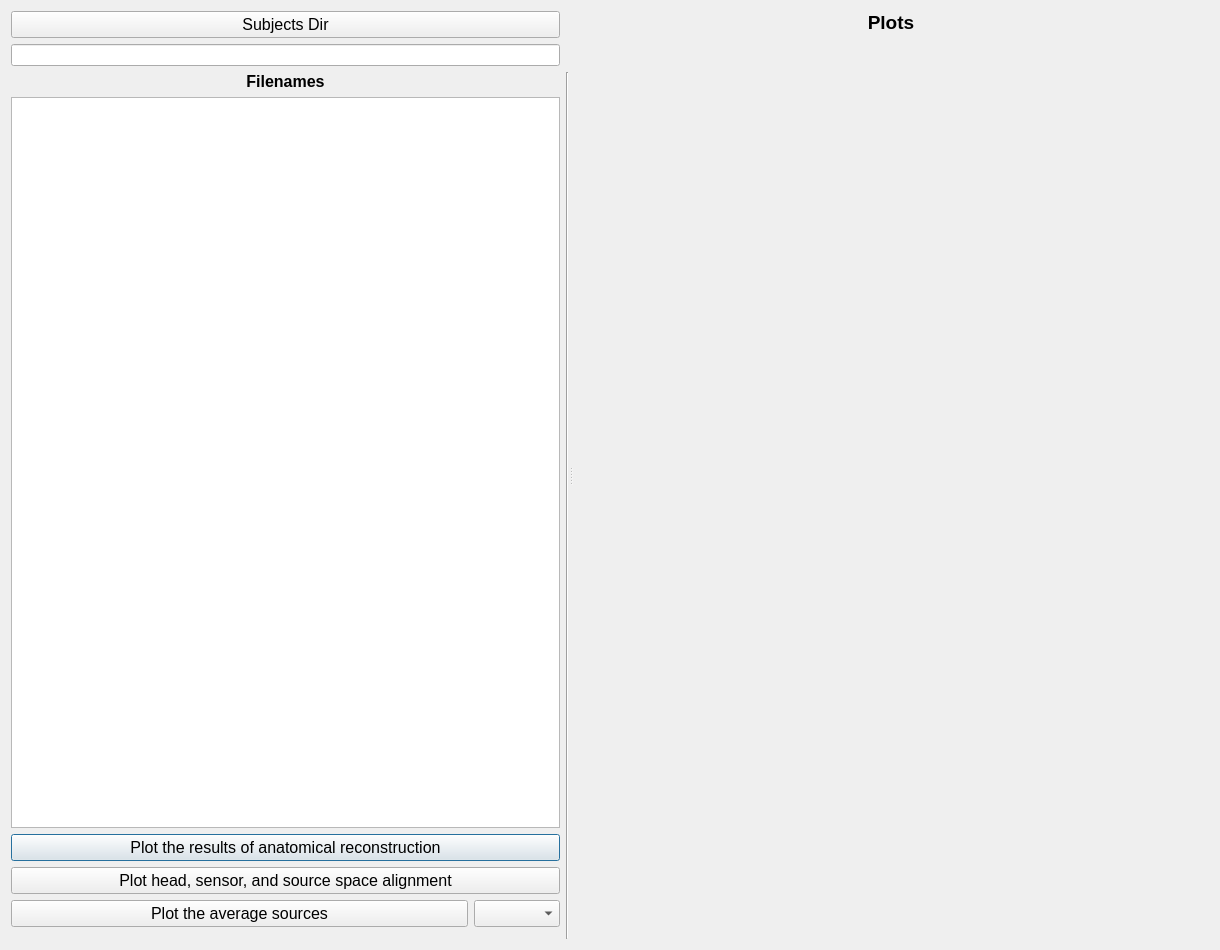
Qt form src/main/resources/base/SourceVisualizationWindow.ui (eeg-comet/eeg-comet) before a commit.
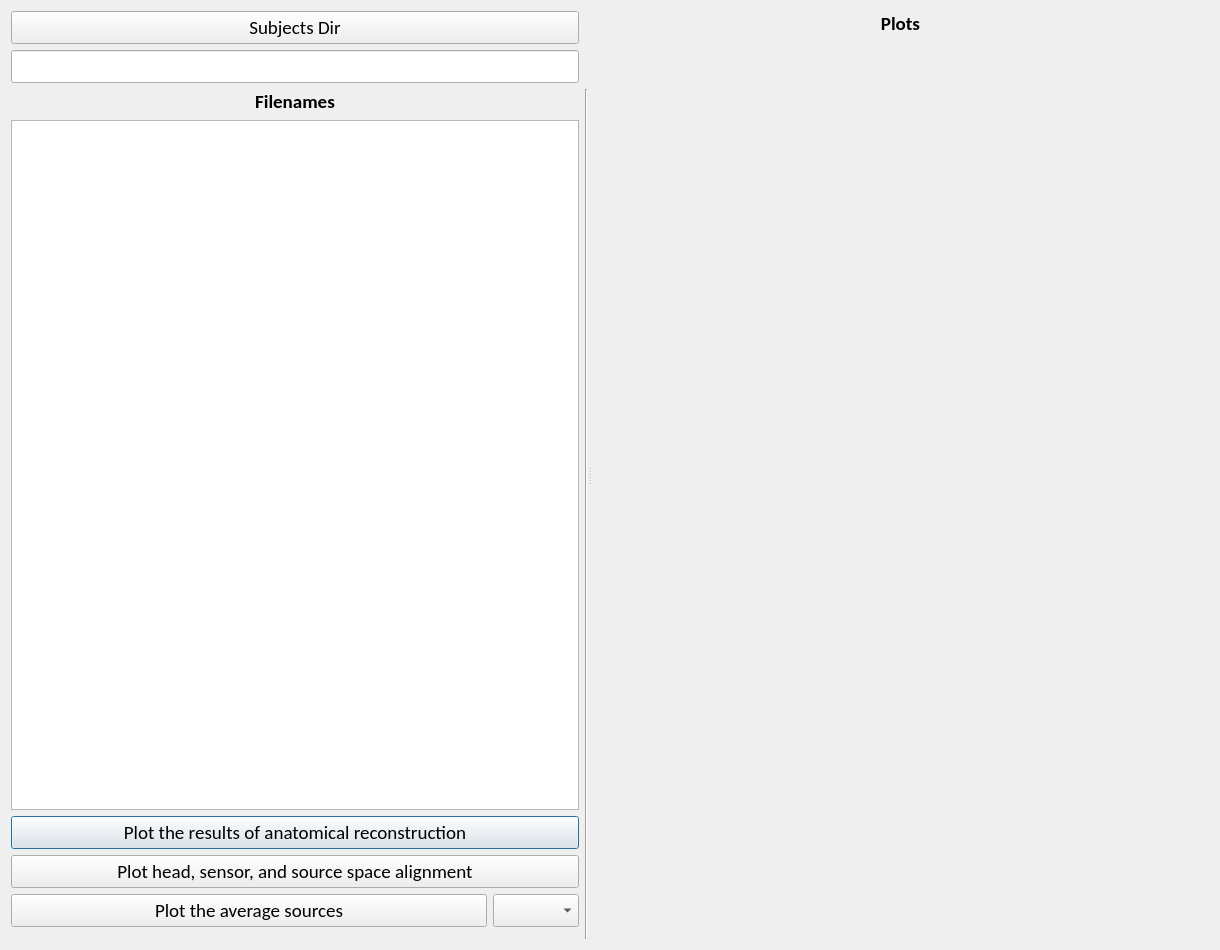
The same form after that commit. Custom widgets are drawn as their Qt base class.

Diff of the .ui file:
```diff
--- a/src/main/resources/base/SourceVisualizationWindow.ui
+++ b/src/main/resources/base/SourceVisualizationWindow.ui
@@ -10,16 +10,32 @@
     <height>950</height>
    </rect>
   </property>
+  <property name="font">
+   <font>
+    <family>Calibri</family>
+    <pointsize>14</pointsize>
+   </font>
+  </property>
   <property name="windowTitle">
    <string>Dialog</string>
   </property>
   <layout class="QGridLayout" name="gridLayout">
    <item row="0" column="0">
     <widget class="QSplitter" name="splitter">
+     <property name="font">
+      <font>
+       <pointsize>14</pointsize>
+      </font>
+     </property>
      <property name="orientation">
       <enum>Qt::Horizontal</enum>
      </property>
      <widget class="QWidget" name="gridLayoutWidget">
+      <property name="font">
+       <font>
+        <pointsize>14</pointsize>
+       </font>
+      </property>
       <layout class="QGridLayout" name="gridLayout_3">
        <item row="4" column="0">
         <widget class="QPushButton" name="plot_reconstruction_button">
@@ -31,7 +47,7 @@
          </property>
          <property name="font">
           <font>
-           <pointsize>12</pointsize>
+           <pointsize>14</pointsize>
           </font>
          </property>
          <property name="text">
@@ -49,7 +65,7 @@
          </property>
          <property name="font">
           <font>
-           <pointsize>12</pointsize>
+           <pointsize>14</pointsize>
            <weight>75</weight>
            <bold>true</bold>
           </font>
@@ -64,6 +80,11 @@
        </item>
        <item row="2" column="2" rowspan="7">
         <widget class="Line" name="line">
+         <property name="font">
+          <font>
+           <pointsize>14</pointsize>
+          </font>
+         </property>
          <property name="orientation">
           <enum>Qt::Vertical</enum>
          </property>
@@ -89,7 +110,7 @@
         <widget class="QPushButton" name="subjects_dir_button">
          <property name="font">
           <font>
-           <pointsize>12</pointsize>
+           <pointsize>14</pointsize>
           </font>
          </property>
          <property name="text">
@@ -103,7 +124,7 @@
           <widget class="QPushButton" name="plot_sources_button">
            <property name="font">
             <font>
-             <pointsize>12</pointsize>
+             <pointsize>14</pointsize>
             </font>
            </property>
            <property name="text">
@@ -121,7 +142,7 @@
            </property>
            <property name="font">
             <font>
-             <pointsize>12</pointsize>
+             <pointsize>14</pointsize>
             </font>
            </property>
           </widget>
@@ -132,7 +153,7 @@
         <widget class="QPushButton" name="plot_alignment_button">
          <property name="font">
           <font>
-           <pointsize>12</pointsize>
+           <pointsize>14</pointsize>
           </font>
          </property>
          <property name="text">
@@ -141,11 +162,22 @@
         </widget>
        </item>
        <item row="1" column="0">
-        <widget class="QLineEdit" name="subjects_dir_lineedit"/>
+        <widget class="QLineEdit" name="subjects_dir_lineedit">
+         <property name="font">
+          <font>
+           <pointsize>14</pointsize>
+          </font>
+         </property>
+        </widget>
        </item>
       </layout>
      </widget>
      <widget class="QWidget" name="verticalLayoutWidget">
+      <property name="font">
+       <font>
+        <pointsize>14</pointsize>
+       </font>
+      </property>
       <layout class="QVBoxLayout" name="PV_Layout">
        <item>
         <widget class="QLabel" name="boxplots_label">
```
